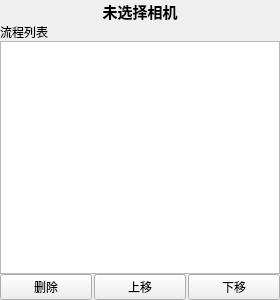
Above: src/ui/workflow_view_widget.ui from yurayurateikoku1/Visual_Inspection_Agent before the change. Below: the same form after it.
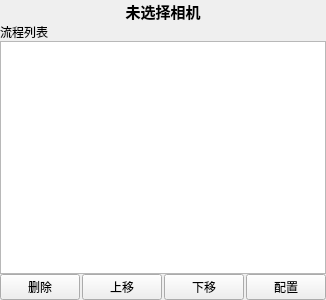
That is the form after the change.

Diff of the .ui file:
```diff
--- a/src/ui/workflow_view_widget.ui
+++ b/src/ui/workflow_view_widget.ui
@@ -6,7 +6,7 @@
    <rect>
     <x>0</x>
     <y>0</y>
-    <width>280</width>
+    <width>308</width>
     <height>300</height>
    </rect>
   </property>
@@ -83,6 +83,13 @@
        </property>
       </widget>
      </item>
+     <item>
+      <widget class="QPushButton" name="pushButton_config">
+       <property name="text">
+        <string>配置</string>
+       </property>
+      </widget>
+     </item>
     </layout>
    </item>
   </layout>
```
